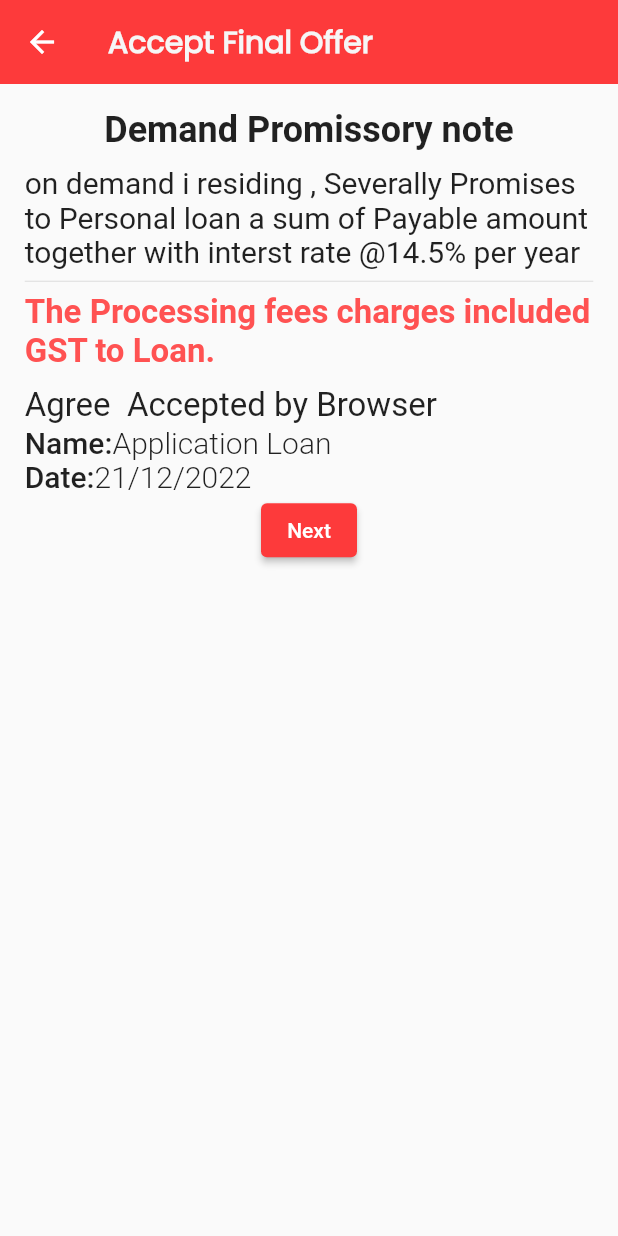
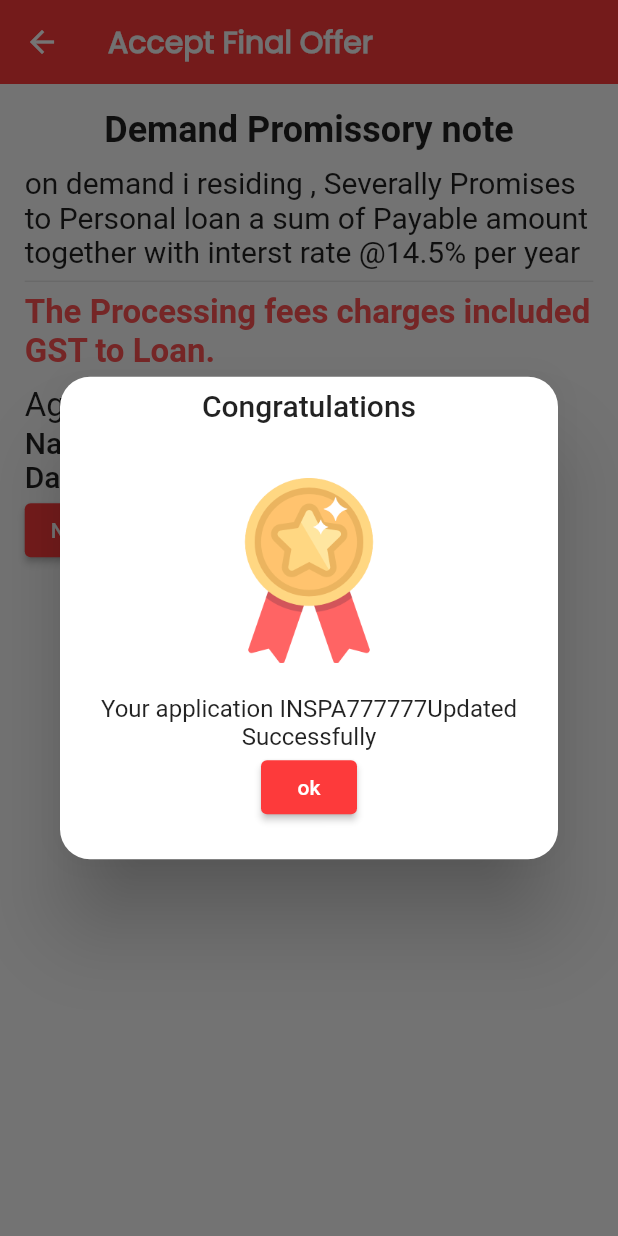
Before and after one commit to paragbhimani/Red-Speed-loan, a Flutter app: the FinalOfferView screen opened by its route, after a tap on "Next", on a phone screen of 412 x 824 dp. Run offline on Flutter 3.47's test engine with Material 2 defaults, Android fonts, the phone set to English and light mode, and no system bars; our stand-ins replace cloud_firestore, connectivity_plus, firebase_core, get, get_storage, google_mobile_ads and 1 more; missing offline and left inert: store_redirect; accounts and stored records are empty.

```diff
--- /dev/null
+++ b/lib/controller/final_offer_controller.dart
@@ -0,0 +1,14 @@
+import 'package:get/get_state_manager/get_state_manager.dart';
+import 'package:lone_counter/utils/share_preference.dart';
+
+class FinalOfferController extends GetxController {
+  bool isShow = false;
+  @override
+  void onInit() {
+    // TODO: implement onInit
+    super.onInit();
+    print("clear");
+    AppSharedPreference.clear;
+    AppSharedPreference.clearId;
+  }
+}
--- a/lib/main.dart
+++ b/lib/main.dart
@@ -17,7 +17,6 @@ import 'package:lone_counter/view/final_offer_view.dart';
 import 'package:lone_counter/view/membership_view.dart';
 import 'package:lone_counter/view/pan_details_view.dart';
 import 'package:lone_counter/view/personal_detail_view.dart';
-import 'package:lone_counter/view/simple_calculator.dart';
 import 'package:lone_counter/view/splash_view.dart';
 import 'package:lone_counter/utils/routes.dart';
 import 'package:lone_counter/view/log_in_view.dart';
@@ -45,7 +44,6 @@ class MyApp extends StatelessWidget {
         GetPage(name: Routes.loginView, page: () => const LogInView()),
         GetPage(name: Routes.homeView, page: () => BottomNavigationScreen()),
         GetPage(name: Routes.ageDetailView, page: () => AgeDetail()),
-        GetPage(name: Routes.simpleCalculatorView, page: () => SimpleCalculator()),
         GetPage(
             name: Routes.calculatorView, page: () => const CalculatorView()),
         GetPage(
@@ -61,8 +59,7 @@ class MyApp extends StatelessWidget {
             name: Routes.emiCalculatorView, page: () => EmiCalculatorView()),
         GetPage(name: Routes.bankDetailView, page: () => BankDetailView()),
         GetPage(name: Routes.panDetailView, page: () => PanDetailView()),
-        GetPage(
-            name: Routes.finalOfferView, page: () => const FinalOfferView()),
+        GetPage(name: Routes.finalOfferView, page: () => FinalOfferView()),
         GetPage(
             name: Routes.freeMemberShipView,
             page: () => const MembershipView()),
--- a/lib/utils/image_constant.dart
+++ b/lib/utils/image_constant.dart
@@ -24,4 +24,5 @@ class ImageConstant {
   static const about = "assets/icons/information.png";
   static const congratulations = "assets/backgrounds/Congratulations.jpg";
   static const checkStatus = "assets/icons/check_status.png";
+  static const quality = "assets/backgrounds/quality.png";
 }
--- /dev/null
+++ b/lib/utils/share_preference.dart
@@ -0,0 +1,12 @@
+import 'package:get_storage/get_storage.dart';
+
+class AppSharedPreference {
+  static final _getStorage = GetStorage();
+  static const id = 'id';
+
+  static Future<void> setValue(List<dynamic> value) async =>
+      _getStorage.write(id, value);
+  static List<dynamic> get value => _getStorage.read(id) ?? [];
+  static final clear = _getStorage.erase();
+  static final clearId = _getStorage.remove(id);
+}
--- a/lib/utils/string_constant.dart
+++ b/lib/utils/string_constant.dart
@@ -5,6 +5,7 @@ class StringConstant {
   static const contactDetails = 'Contact Details';
   static const compareCalculator = 'Compress Loan';
   static const interestCalculator = 'Interest Calculator';
+  static const loanStatus = 'Loan Status';
   static const loanInstant = 'Loan Instant';
   static const setting = 'Setting';
   static const ageDetail = 'Age Detail';
--- a/lib/view/final_offer_view.dart
+++ b/lib/view/final_offer_view.dart
@@ -1,22 +1,37 @@
+import 'dart:convert';
+import 'dart:math';
+
 import 'package:flutter/material.dart';
 import 'package:get/get.dart';
+import 'package:intl/intl.dart';
+import 'package:lone_counter/controller/final_offer_controller.dart';
+import 'package:lone_counter/model/final_offer_model.dart';
+import 'package:lone_counter/utils/colors_constant.dart';
+import 'package:lone_counter/utils/image_constant.dart';
 import 'package:lone_counter/utils/routes.dart';
 import 'package:lone_counter/utils/string_constant.dart';
 import 'package:lone_counter/widget/app_bar.dart';
 import 'package:lone_counter/widget/custom_button.dart';
+import 'package:lone_counter/utils/share_preference.dart';
 
 class FinalOfferView extends StatelessWidget {
-  const FinalOfferView({Key? key}) : super(key: key);
+  FinalOfferView({Key? key}) : super(key: key);
 
+  final FinalOfferController finalOfferController =
+      Get.put(FinalOfferController());
   @override
   Widget build(BuildContext context) {
-    return Scaffold(
+    return GetBuilder<FinalOfferController>(
+        builder: (controller) => Scaffold(
               appBar: customAppBar(title: StringConstant.finalOfferView),
               body: SafeArea(
                 child: Padding(
                   padding: EdgeInsets.symmetric(
-              horizontal: Get.width * 0.04, vertical: Get.height * 0.02),
-          child: Column(crossAxisAlignment: CrossAxisAlignment.start,children: [
+                      horizontal: Get.width * 0.04,
+                      vertical: Get.height * 0.02),
+                  child: Column(
+                      crossAxisAlignment: CrossAxisAlignment.start,
+                      children: [
                         const SizedBox(
                             width: double.infinity,
                             child: Text(
@@ -31,7 +46,8 @@ class FinalOfferView extends StatelessWidget {
                         const Text(
                           textAlign: TextAlign.start,
                           "on demand i residing , Severally Promises to Personal loan a sum of Payable amount together with interst rate @14.5% per year ",
-              style: TextStyle(fontSize: 20, fontWeight: FontWeight.w400),
+                          style: TextStyle(
+                              fontSize: 20, fontWeight: FontWeight.w400),
                         ),
                         const Divider(),
                         const Text(
@@ -82,16 +98,64 @@ class FinalOfferView extends StatelessWidget {
                             ),
                           ],
                         ),
-            Align(
-              alignment: Alignment.topCenter,
-              child: elevatedButton(() {
-                // Get.offAllNamed(Routes.homeView);
+                        !controller.isShow
+                            ? elevatedButton(
+                                () {
+                                  String applicationId = 'INSPA';
+                                  for (int i = 0; i < 6; i++) {
+                                    applicationId = applicationId +
+                                        Random().nextInt(9).toString();
+                                  }
 
-              },),
+                                  Get.defaultDialog(
+                                    title: "Congratulations",
+                                    content: Column(
+                                      children: [
+                                        SizedBox(
+                                            height: Get.height * 0.2,
+                                            width: Get.width * 0.3,
+                                            child: Image.asset(
+                                                ImageConstant.quality)),
+                                        Text(
+                                          "Your application ${applicationId}Updated Successfully",
+                                          textAlign: TextAlign.center,
                                         ),
+                                        ElevatedButton(
+                                          style: ButtonStyle(
+                                            backgroundColor:
+                                                MaterialStateProperty.all(
+                                                    ColorConstant.primaryColor),
+                                          ),
+                                          onPressed: () {
+                                            List<dynamic> storedValue = [];
+                                            AppSharedPreference.value.isNotEmpty
+                                                ? storedValue =
+                                                    AppSharedPreference.value
+                                                : [];
+
+                                            storedValue.add({
+                                              "id": applicationId,
+                                              "date": DateFormat('dd/MM/yyyy')
+                                                  .format(DateTime.now())
+                                            });
+                                            AppSharedPreference.setValue(
+                                                storedValue);
+                                            print(storedValue);
+                                            Get.back();
+                                            controller.isShow = true;
+                                            controller.update();
+                                          },
+                                          child: const Text("ok"),
+                                        ),
+                                      ],
+                                    ),
+                                  );
+                                },
+                              )
+                            : const SizedBox(),
                       ]),
                 ),
               ),
-    );
+            ));
   }
 }
```
Also changed, not shown: lib/view/loan_status_view.dart (+16 -25 lines), assets/backgrounds/quality.png (added). Lines whose indentation alone changed are shown as unchanged.
